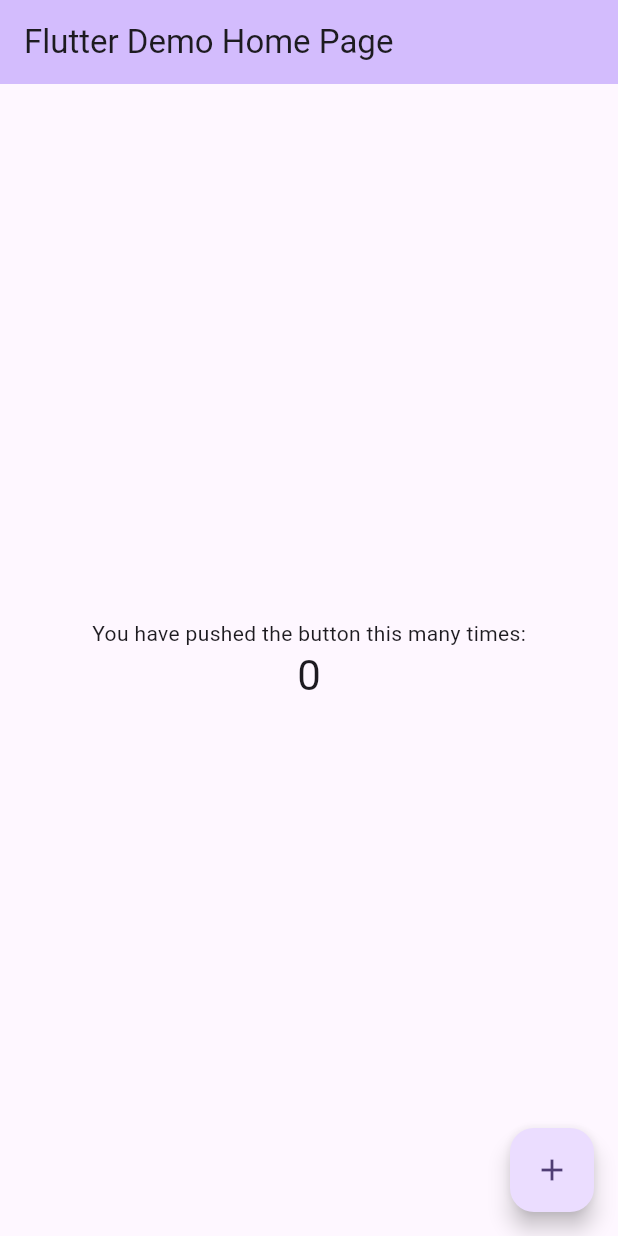
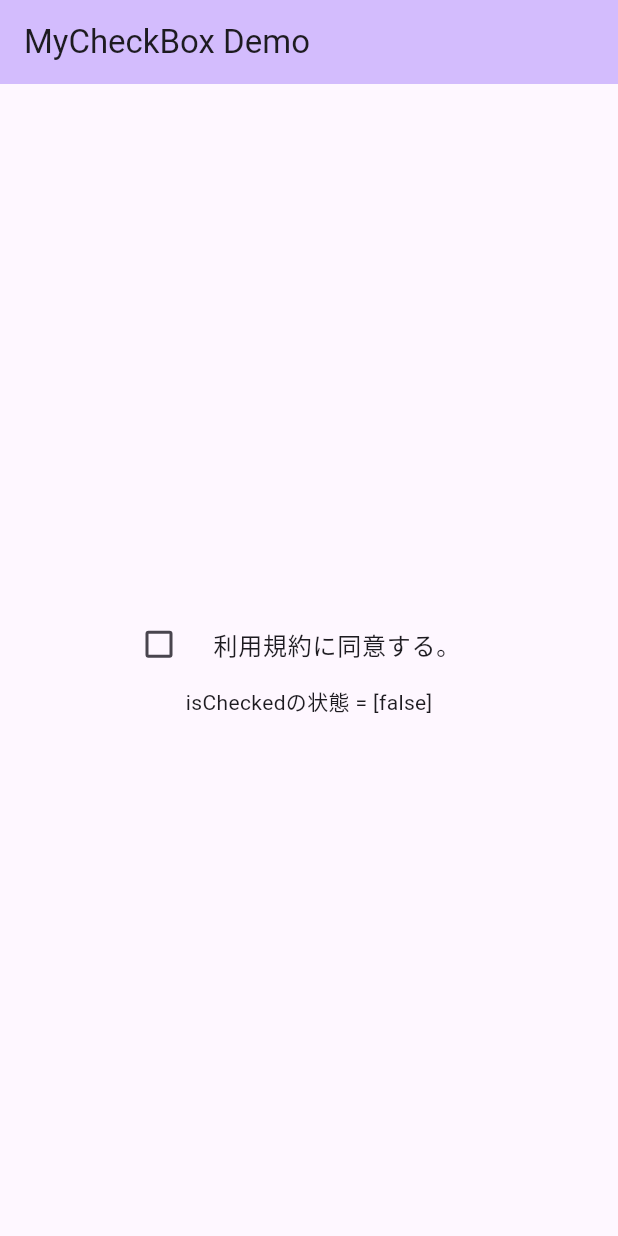
Before and after one commit to riku-yokoyama/flutter_lesson7, a Flutter app: the screen it shows after launch, on a phone screen of 412 x 824 dp. Run offline on Flutter 3.47's test engine with Material 3 defaults, Android fonts, the phone set to English and light mode, and no system bars.

Commit message:
setStateを利用して状態を伝える

```diff
--- a/lib/main.dart
+++ b/lib/main.dart
@@ -16,26 +16,27 @@ class MyApp extends StatelessWidget {
         colorScheme: ColorScheme.fromSeed(seedColor: Colors.deepPurple),
         useMaterial3: true,
       ),
-      home: const MyHomePage(title: 'Flutter Demo Home Page'),
+      home: MyCheckBox(),
     );
   }
 }
 
-class MyHomePage extends StatefulWidget {
-  const MyHomePage({super.key, required this.title});
-
-  final String title;
+class MyCheckBox extends StatefulWidget {
+  const MyCheckBox({super.key});
 
   @override
-  State<MyHomePage> createState() => _MyHomePageState();
+  State<MyCheckBox> createState() => _MyCheckBoxState();
 }
 
-class _MyHomePageState extends State<MyHomePage> {
-  int _counter = 0;
+class _MyCheckBoxState extends State<MyCheckBox> {
+  bool isChecked = false;
 
-  void _incrementCounter() {
+  /// isCheckedの値を反転するメソッド
+  /// trueなら、falseに
+  /// falseなら、trueに
+  void _toggleCheckBox() {
     setState(() {
-      _counter++;
+      isChecked = !isChecked;
     });
   }
 
@@ -43,28 +44,27 @@ class _MyHomePageState extends State<MyHomePage> {
   Widget build(BuildContext context) {
     return Scaffold(
       appBar: AppBar(
+        title: Text('MyCheckBox Demo'),
         backgroundColor: Theme.of(context).colorScheme.inversePrimary,
-        title: Text(widget.title),
       ),
       body: Center(
         child: Column(
           mainAxisAlignment: MainAxisAlignment.center,
-          children: <Widget>[
-            const Text(
-              'You have pushed the button this many times:',
+          children: [
+            Padding(
+              padding: const EdgeInsets.only(left: 70),
+              child: CheckboxListTile(
+                  controlAffinity: ListTileControlAffinity.leading,
+                  title: const Text('利用規約に同意する。'),
+                  value: isChecked,
+                  onChanged: (value) {
+                    _toggleCheckBox();
+                  }),
             ),
-            Text(
-              '$_counter',
-              style: Theme.of(context).textTheme.headlineMedium,
-            ),
+            Text('isCheckedの状態 = [$isChecked]')
           ],
         ),
       ),
-      floatingActionButton: FloatingActionButton(
-        onPressed: _incrementCounter,
-        tooltip: 'Increment',
-        child: const Icon(Icons.add),
-      ), // This trailing comma makes auto-formatting nicer for build methods.
     );
   }
 }
```
